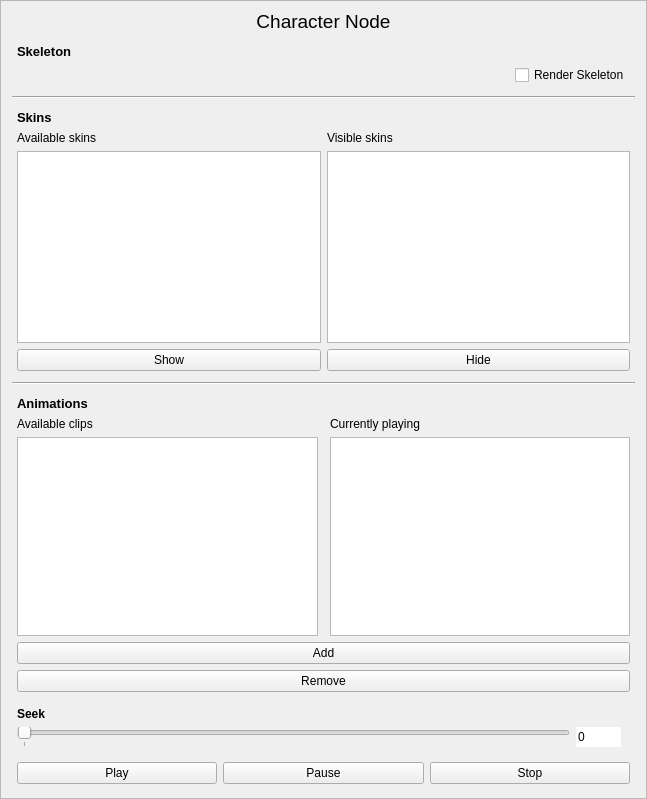
Old version of the form code/qttoolkit/contentbrowser/ui/characternodeinfowidget.ui in the repository gscept/nebula-trifid.
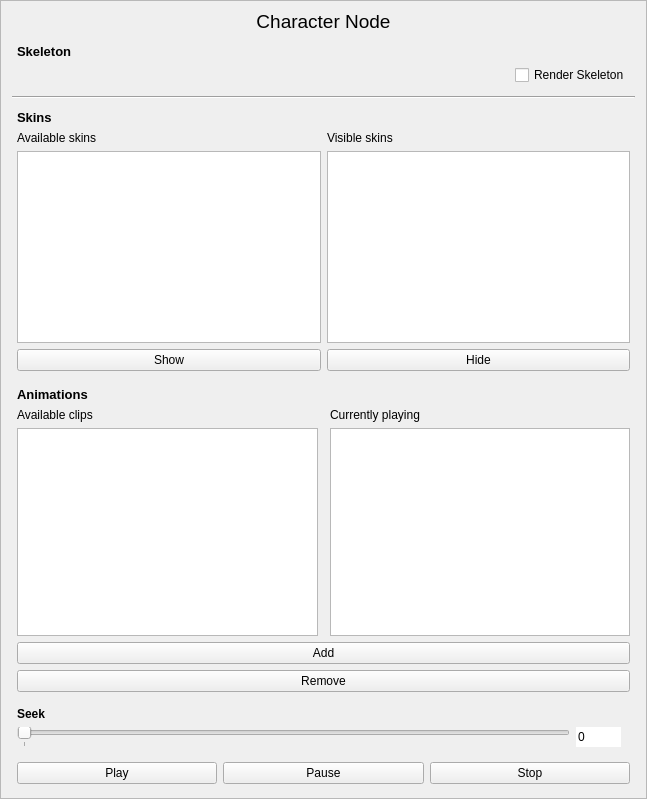
New version of the form.

What changed in the file:
```diff
--- a/code/qttoolkit/contentbrowser/ui/characternodeinfowidget.ui
+++ b/code/qttoolkit/contentbrowser/ui/characternodeinfowidget.ui
@@ -212,13 +212,6 @@
          </layout>
         </widget>
        </item>
-       <item>
-        <widget class="Line" name="line_2">
-         <property name="orientation">
-          <enum>Qt::Horizontal</enum>
-         </property>
-        </widget>
-       </item>
        <item>
         <widget class="QFrame" name="frame_2">
          <property name="frameShape">
```
Left out of the diff: 2 changed lines with no effect on the pictures.
